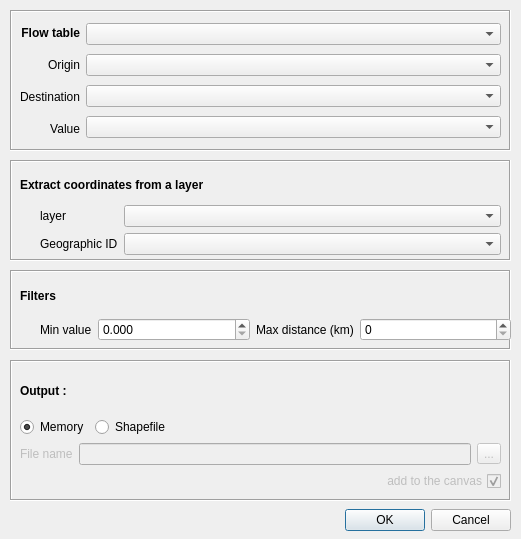
First picture: the form in ui_oursins.ui, repository LCacheux68224/Oursins, before the edit.
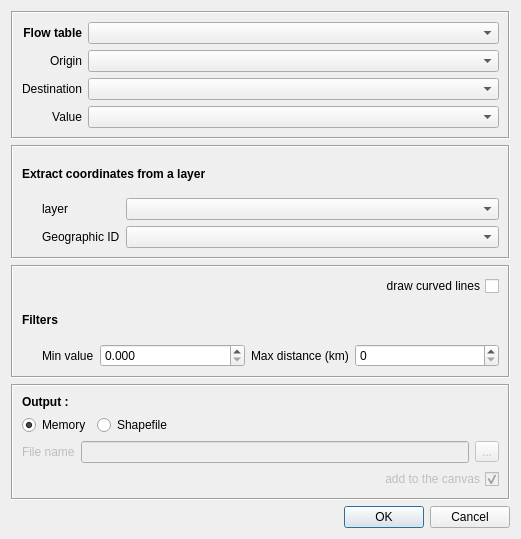
Second picture: the form after the edit.

Patch:
```diff
--- a/ui_oursins.ui
+++ b/ui_oursins.ui
@@ -25,52 +25,23 @@
   <property name="maximumSize">
    <size>
     <width>521</width>
-    <height>539</height>
+    <height>600</height>
    </size>
   </property>
   <property name="windowTitle">
    <string>Flow map (Oursins)</string>
   </property>
-  <widget class="QDialogButtonBox" name="buttonBox">
-   <property name="geometry">
-    <rect>
-     <x>170</x>
-     <y>500</y>
-     <width>341</width>
-     <height>41</height>
-    </rect>
-   </property>
-   <property name="orientation">
-    <enum>Qt::Horizontal</enum>
-   </property>
-   <property name="standardButtons">
-    <set>QDialogButtonBox::Cancel|QDialogButtonBox::Ok</set>
-   </property>
-  </widget>
+  <layout class="QVBoxLayout" name="verticalLayout">
+   <item>
   <widget class="QFrame" name="frame">
-   <property name="geometry">
-    <rect>
-     <x>10</x>
-     <y>10</y>
-     <width>501</width>
-     <height>141</height>
-    </rect>
-   </property>
    <property name="frameShape">
     <enum>QFrame::Box</enum>
    </property>
    <property name="frameShadow">
     <enum>QFrame::Sunken</enum>
    </property>
-   <widget class="QWidget" name="horizontalLayoutWidget_5">
-    <property name="geometry">
-     <rect>
-      <x>10</x>
-      <y>10</y>
-      <width>481</width>
-      <height>122</height>
-     </rect>
-    </property>
+     <layout class="QVBoxLayout" name="verticalLayout_13">
+      <item>
     <layout class="QHBoxLayout" name="horizontalLayout_13">
      <item>
       <layout class="QVBoxLayout" name="verticalLayout_8">
@@ -167,32 +138,20 @@
       </layout>
      </item>
     </layout>
-   </widget>
-  </widget>
+      </item>
+     </layout>
+    </widget>
+   </item>
+   <item>
   <widget class="QFrame" name="frame_2">
-   <property name="geometry">
-    <rect>
-     <x>10</x>
-     <y>160</y>
-     <width>501</width>
-     <height>101</height>
-    </rect>
-   </property>
    <property name="frameShape">
     <enum>QFrame::Box</enum>
    </property>
    <property name="frameShadow">
     <enum>QFrame::Sunken</enum>
    </property>
-   <widget class="QWidget" name="verticalLayoutWidget_9">
-    <property name="geometry">
-     <rect>
-      <x>10</x>
-      <y>10</y>
-      <width>481</width>
-      <height>85</height>
-     </rect>
-    </property>
+     <layout class="QVBoxLayout" name="verticalLayout_14">
+      <item>
     <layout class="QVBoxLayout" name="verticalLayout_12">
      <item>
       <widget class="QLabel" name="label_7">
@@ -270,32 +229,140 @@
       </layout>
      </item>
     </layout>
-   </widget>
-  </widget>
+      </item>
+     </layout>
+    </widget>
+   </item>
+   <item>
+    <widget class="QFrame" name="frame_5">
+     <property name="frameShape">
+      <enum>QFrame::Box</enum>
+     </property>
+     <property name="frameShadow">
+      <enum>QFrame::Sunken</enum>
+     </property>
+     <layout class="QVBoxLayout" name="verticalLayout_2">
+      <item>
+       <layout class="QVBoxLayout" name="verticalLayout_7">
+        <item>
+         <widget class="QCheckBox" name="curved">
+          <property name="enabled">
+           <bool>true</bool>
+          </property>
+          <property name="layoutDirection">
+           <enum>Qt::RightToLeft</enum>
+          </property>
+          <property name="text">
+           <string>draw curved lines</string>
+          </property>
+          <property name="checked">
+           <bool>false</bool>
+          </property>
+         </widget>
+        </item>
+        <item>
+         <widget class="QLabel" name="label_3">
+          <property name="font">
+           <font>
+            <weight>75</weight>
+            <bold>true</bold>
+           </font>
+          </property>
+          <property name="text">
+           <string>Filters</string>
+          </property>
+         </widget>
+        </item>
+        <item>
+         <layout class="QHBoxLayout" name="horizontalLayout_12">
+          <item>
+           <spacer name="horizontalSpacer_4">
+            <property name="orientation">
+             <enum>Qt::Horizontal</enum>
+            </property>
+            <property name="sizeType">
+             <enum>QSizePolicy::Maximum</enum>
+            </property>
+            <property name="sizeHint" stdset="0">
+             <size>
+              <width>20</width>
+              <height>20</height>
+             </size>
+            </property>
+           </spacer>
+          </item>
+          <item>
+           <widget class="QLabel" name="label_17">
+            <property name="enabled">
+             <bool>true</bool>
+            </property>
+            <property name="sizePolicy">
+             <sizepolicy hsizetype="Maximum" vsizetype="Preferred">
+              <horstretch>0</horstretch>
+              <verstretch>0</verstretch>
+             </sizepolicy>
+            </property>
+            <property name="text">
+             <string>Min value</string>
+            </property>
+           </widget>
+          </item>
+          <item>
+           <widget class="QDoubleSpinBox" name="minValue">
+            <property name="enabled">
+             <bool>true</bool>
+            </property>
+            <property name="decimals">
+             <number>3</number>
+            </property>
+            <property name="maximum">
+             <double>999999999.000000000000000</double>
+            </property>
+           </widget>
+          </item>
+          <item>
+           <widget class="QLabel" name="label_18">
+            <property name="enabled">
+             <bool>true</bool>
+            </property>
+            <property name="sizePolicy">
+             <sizepolicy hsizetype="Maximum" vsizetype="Preferred">
+              <horstretch>0</horstretch>
+              <verstretch>0</verstretch>
+             </sizepolicy>
+            </property>
+            <property name="text">
+             <string>Max distance (km)</string>
+            </property>
+           </widget>
+          </item>
+          <item>
+           <widget class="QSpinBox" name="maxDist">
+            <property name="enabled">
+             <bool>true</bool>
+            </property>
+            <property name="maximum">
+             <number>999999999</number>
+            </property>
+           </widget>
+          </item>
+         </layout>
+        </item>
+       </layout>
+      </item>
+     </layout>
+    </widget>
+   </item>
+   <item>
   <widget class="QFrame" name="frame_3">
-   <property name="geometry">
-    <rect>
-     <x>10</x>
-     <y>360</y>
-     <width>501</width>
-     <height>141</height>
-    </rect>
-   </property>
    <property name="frameShape">
     <enum>QFrame::Box</enum>
    </property>
    <property name="frameShadow">
     <enum>QFrame::Sunken</enum>
    </property>
-   <widget class="QWidget" name="verticalLayoutWidget_3">
-    <property name="geometry">
-     <rect>
-      <x>10</x>
-      <y>10</y>
-      <width>481</width>
-      <height>121</height>
-     </rect>
-    </property>
+     <layout class="QVBoxLayout" name="verticalLayout_6">
+      <item>
     <layout class="QVBoxLayout" name="verticalLayout_3">
      <item>
       <widget class="QLabel" name="label_15">
@@ -414,124 +481,21 @@
       </widget>
      </item>
     </layout>
-   </widget>
-  </widget>
-  <widget class="QFrame" name="frame_5">
-   <property name="geometry">
-    <rect>
-     <x>10</x>
-     <y>270</y>
-     <width>501</width>
-     <height>80</height>
-    </rect>
-   </property>
-   <property name="frameShape">
-    <enum>QFrame::Box</enum>
-   </property>
-   <property name="frameShadow">
-    <enum>QFrame::Sunken</enum>
-   </property>
-   <widget class="QWidget" name="verticalLayoutWidget_6">
-    <property name="geometry">
-     <rect>
-      <x>10</x>
-      <y>10</y>
-      <width>491</width>
-      <height>61</height>
-     </rect>
-    </property>
-    <layout class="QVBoxLayout" name="verticalLayout_7">
-     <item>
-      <widget class="QLabel" name="label_3">
-       <property name="font">
-        <font>
-         <weight>75</weight>
-         <bold>true</bold>
-        </font>
-       </property>
-       <property name="text">
-        <string>Filters</string>
-       </property>
-      </widget>
+      </item>
+     </layout>
+    </widget>
      </item>
      <item>
-      <layout class="QHBoxLayout" name="horizontalLayout_12">
-       <item>
-        <spacer name="horizontalSpacer_4">
+    <widget class="QDialogButtonBox" name="buttonBox">
          <property name="orientation">
           <enum>Qt::Horizontal</enum>
          </property>
-         <property name="sizeType">
-          <enum>QSizePolicy::Maximum</enum>
-         </property>
-         <property name="sizeHint" stdset="0">
-          <size>
-           <width>20</width>
-           <height>20</height>
-          </size>
-         </property>
-        </spacer>
-       </item>
-       <item>
-        <widget class="QLabel" name="label_17">
-         <property name="enabled">
-          <bool>true</bool>
-         </property>
-         <property name="sizePolicy">
-          <sizepolicy hsizetype="Maximum" vsizetype="Preferred">
-           <horstretch>0</horstretch>
-           <verstretch>0</verstretch>
-          </sizepolicy>
-         </property>
-         <property name="text">
-          <string>Min value</string>
-         </property>
-        </widget>
-       </item>
-       <item>
-        <widget class="QDoubleSpinBox" name="minValue">
-         <property name="enabled">
-          <bool>true</bool>
-         </property>
-         <property name="decimals">
-          <number>3</number>
-         </property>
-         <property name="maximum">
-          <double>999999999.000000000000000</double>
-         </property>
-        </widget>
-       </item>
-       <item>
-        <widget class="QLabel" name="label_18">
-         <property name="enabled">
-          <bool>true</bool>
-         </property>
-         <property name="sizePolicy">
-          <sizepolicy hsizetype="Maximum" vsizetype="Preferred">
-           <horstretch>0</horstretch>
-           <verstretch>0</verstretch>
-          </sizepolicy>
-         </property>
-         <property name="text">
-          <string>Max distance (km)</string>
-         </property>
-        </widget>
-       </item>
-       <item>
-        <widget class="QSpinBox" name="maxDist">
-         <property name="enabled">
-          <bool>true</bool>
-         </property>
-         <property name="maximum">
-          <number>999999999</number>
-         </property>
-        </widget>
-       </item>
-      </layout>
-     </item>
-    </layout>
-   </widget>
-  </widget>
+     <property name="standardButtons">
+      <set>QDialogButtonBox::Cancel|QDialogButtonBox::Ok</set>
+     </property>
+    </widget>
+   </item>
+  </layout>
  </widget>
  <tabstops>
   <tabstop>buttonBox</tabstop>
```
Lines whose indentation alone changed are shown as unchanged.
